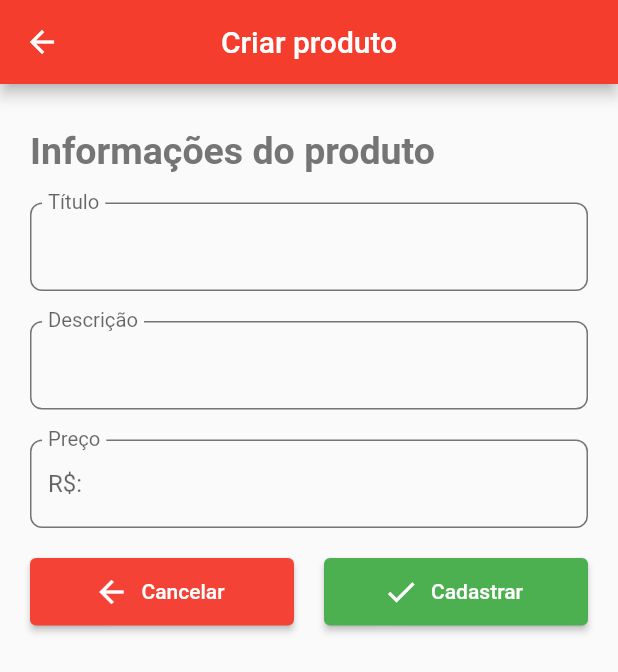
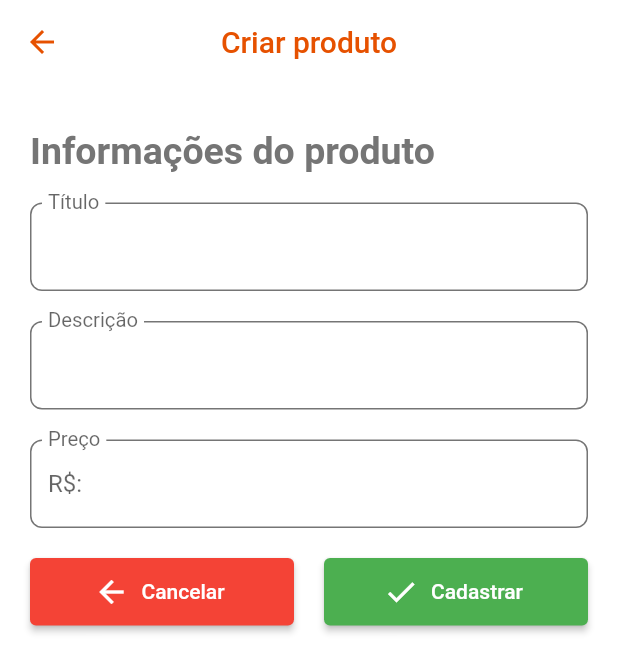
Before and after one commit to rennerborges/desenvolvimento_sistemas_moveis_tsi, a Flutter app: the screen it shows after launch, after a tap on the "add" icon, on a phone screen of 412 x 824 dp. Shown: the top 672 px of the screen. Run offline on Flutter 3.47's test engine with Material 2 defaults, Android fonts, the phone set to English and light mode, and no system bars; network calls fail.

Commit message:
style: alterando cor do aplicativo

```diff
--- a/shop_app/lib/create-product-screen.dart
+++ b/shop_app/lib/create-product-screen.dart
@@ -50,15 +50,17 @@ class _CreateProductScreenState extends State<CreateProductScreen> {
     }
 
     return Scaffold(
+      backgroundColor: Colors.white,
       appBar: AppBar(
-        iconTheme: const IconThemeData(
-          color: Colors.white, //change your color here
+        iconTheme: IconThemeData(
+          color: Colors.orange[900]!, //change your color here
         ),
-        backgroundColor: Theme.of(context).primaryColor,
+        backgroundColor: Colors.white,
+        elevation: 0,
         title: Text(
           widget.product != null ? "Editar produto" : "Criar produto",
-          style: const TextStyle(
-            color: Colors.white,
+          style: TextStyle(
+            color: Colors.orange[900]!,
           ),
         ),
         centerTitle: true,
--- a/shop_app/lib/home-screen.dart
+++ b/shop_app/lib/home-screen.dart
@@ -21,12 +21,14 @@ class _HomeScreenState extends State<HomeScreen> {
   @override
   Widget build(BuildContext context) {
     return Scaffold(
+      backgroundColor: Colors.white,
       appBar: AppBar(
-        backgroundColor: Theme.of(context).primaryColor,
-        title: const Text(
+        backgroundColor: Colors.white,
+        elevation: 0,
+        title: Text(
           "Shopee",
           style: TextStyle(
-            color: Colors.white,
+            color: Colors.orange[900]!,
           ),
         ),
         centerTitle: true,
```
